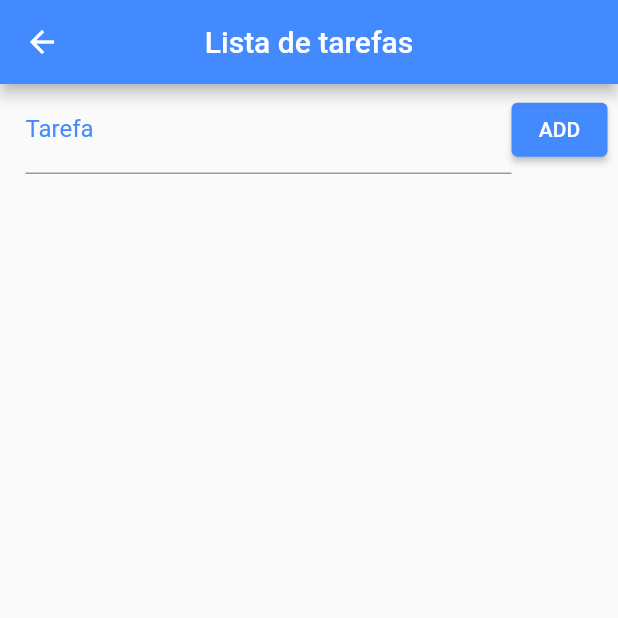
After one commit to FabioPetry18/Projetos-Flutter, a Flutter app: the screen it shows after launch, after a tap on "Lista de tarefas", on a phone screen of 412 x 824 dp, the top half of it. The commit adds this screen. Run offline on Flutter 3.47's test engine with Material 2 defaults, Android fonts, the phone set to English and light mode, and no system bars.

Commit message:
MiniProjeto tarefas

```diff
--- /dev/null
+++ b/lib/ToDo.dart
@@ -0,0 +1,101 @@
+// ignore_for_file: file_names
+
+import 'dart:convert';
+import 'dart:io';
+
+import 'package:path_provider/path_provider.dart';
+import 'package:flutter/material.dart';
+
+class Todo extends StatefulWidget {
+  const Todo({ Key? key }) : super(key: key);
+
+  @override
+  _TodoState createState() => _TodoState();
+}
+
+class _TodoState extends State<Todo> {
+
+  final _toDoController = TextEditingController();
+
+  List _toDoList = [];
+
+  void _addToDo() {
+   setState(() {
+      Map<String, dynamic> newToDo = Map();
+    newToDo["title"] = _toDoController.text;
+    _toDoList.add(newToDo);
+   });
+  }
+
+  @override
+  Widget build(BuildContext context) {
+    return Scaffold(
+      appBar: AppBar(
+        title: Text("Lista de tarefas"),
+        backgroundColor: Colors.blueAccent,
+        centerTitle: true,
+      ),
+      body: Column(
+        children: [
+          Container(
+            padding: EdgeInsets.fromLTRB(17.0, 1.0, 7.0, 1.0),
+            child: Row(
+              children:  [
+                 Expanded(child: TextField(
+                  controller: _toDoController,
+                  decoration: const InputDecoration(
+                    labelText: "Tarefa",
+                    labelStyle: TextStyle(color: Colors.blueAccent)
+                  ),
+                ),
+                ),
+                ElevatedButton(
+                  onPressed: _addToDo,
+                  child: const Text("ADD"),
+                  style: ElevatedButton.styleFrom(
+                   primary: Colors.blueAccent
+                  ),
+                  ),
+              ],
+            ),
+          ),
+          Expanded(
+            child: ListView.builder(
+              padding: EdgeInsets.only(top: 10.0),
+              itemCount: _toDoList.length,
+              itemBuilder: (context, index){
+                return CheckboxListTile(
+                  title: Text(_toDoList[index]["title"]),
+                  value: _toDoList[index]["ok"],
+                  secondary: CircleAvatar(
+                    child: Icon(_toDoList[index]["ok"]! ?
+                    Icons.check : Icons.error),
+                  ),
+                  onChanged: null,
+                );
+              }
+              ),
+            ),
+        ],
+      ),
+    );
+  }
+  Future<File> _getFile() async {
+  final directory = await getApplicationDocumentsDirectory();
+  return File("${directory.path}/data.json");
+  }
+
+  Future<File> _saveData() async {
+    String data = json.encode(_toDoList);
+    final file = await _getFile();
+    return file.writeAsString(data);
+  }
+  Future<String> _readData() async {
+    try {
+      final file = await _getFile();
+      return file.readAsString();
+    }catch (e) {
+      return "";
+    }
+  }
+}
--- a/lib/main.dart
+++ b/lib/main.dart
@@ -4,6 +4,7 @@ import 'package:aplicacao/calculoImc.dart';
 import 'package:http/http.dart' as http;
 import 'package:async/async.dart';
 import 'package:aplicacao/conversorDeMoedas.dart';
+import 'package:aplicacao/ToDo.dart';
 
 
 
@@ -33,12 +34,11 @@ class HomePage extends StatelessWidget {
     return  Scaffold(
 
       appBar: AppBar(
-
         title: const Text("Projetos"),
       ),
 
       drawer: const Drawer(),
-      body: Column(
+      body: Wrap(
 
         mainAxisAlignment: MainAxisAlignment.start ,
         children: [
@@ -62,10 +62,6 @@ class HomePage extends StatelessWidget {
               );
             },
           ),
-
-
-
-
         ElevatedButton(
             child: const Text("Conversor de moedas"),
               onPressed: () {
@@ -74,8 +70,17 @@ class HomePage extends StatelessWidget {
               MaterialPageRoute(builder: (context) => const Conversor()),
             );
           },
+         ),
+         ElevatedButton(
+            child: const Text("Lista de tarefas"),
+              onPressed: () {
+            Navigator.push(
+              context,
+              MaterialPageRoute(builder: (context) => const Todo ()),
+            );
+          },
+         ),
 
-            )
               ],
 
 
--- a/pubspec.yaml
+++ b/pubspec.yaml
@@ -18,7 +18,7 @@ publish_to: 'none' # Remove this line if you wish to publish to pub.dev
 version: 1.0.0+1
 
 environment:
-  sdk: ">=2.12.0 <3.0.0"
+  sdk: ">=2.7.0 <3.0.0"
 
 # Dependencies specify other packages that your package needs in order to work.
 # To automatically upgrade your package dependencies to the latest versions
@@ -35,6 +35,7 @@ dependencies:
   # Use with the CupertinoIcons class for iOS style icons.
   cupertino_icons: ^1.0.2
   http: ^0.13.4
+  path_provider: ^2.0.8
 
 dev_dependencies:
   flutter_test:
```
Also changed, not shown: pubspec.lock. Lines whose indentation alone changed are shown as unchanged.
